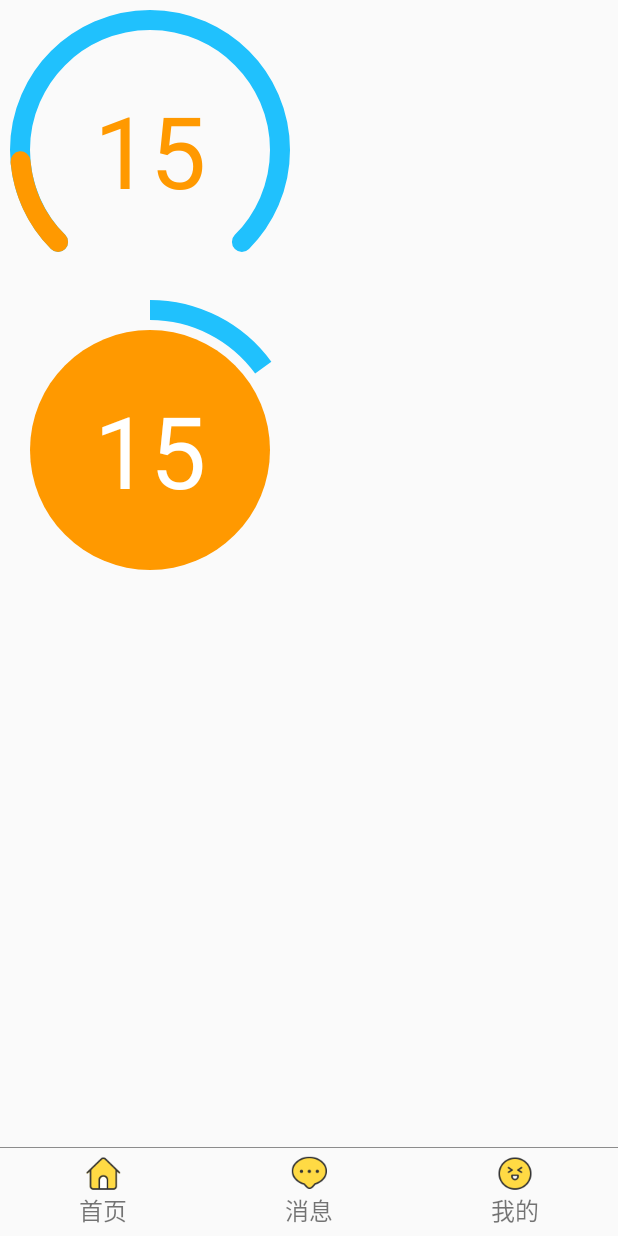
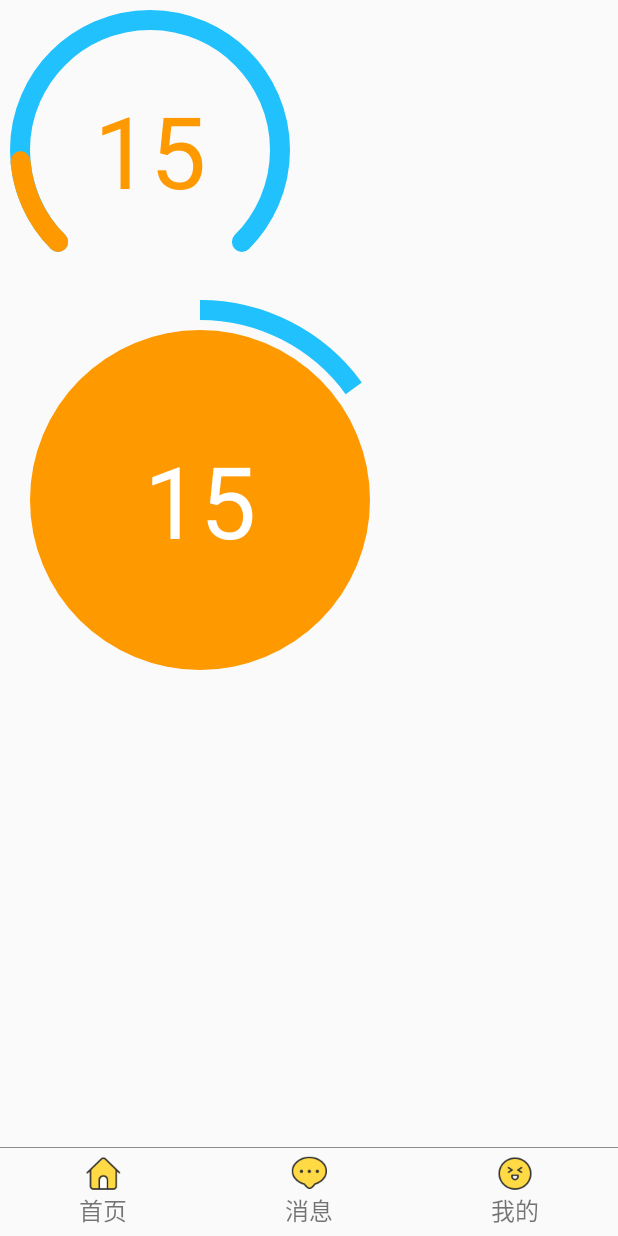
Before and after one commit to wjygg/ComponentBased, an Android app: the screen it shows after launch (HomeActivity), on a phone screen of 412 x 824 dp. Run offline under Robolectric (Android 15) with nearby library versions, the light colour scheme and no system bars; our stand-ins replace ButterKnife.

```diff
--- a/app/src/main/res/layout/fragment_home_layout.xml
+++ b/app/src/main/res/layout/fragment_home_layout.xml
@@ -17,10 +17,10 @@
        ></com.example.wangjingyun.componentbased.widget.QQView>
 
     <com.example.wangjingyun.componentbased.widget.CircularScaleDiagramView
-        android:layout_width="wrap_content"
+        android:layout_width="400px"
         app:CircularScaleDiagramViewArcWidth="20px"
         app:CircularScaleDiagramViewArcColor="@color/blue_30"
-        android:layout_height="wrap_content"
+        android:layout_height="400px"
         app:CircularScaleDiagramViewText="50"
         app:CircularScaleDiagramViewTextColor="@color/white"
         app:CircularScaleDiagramViewCircleColor="@color/orange"
```
Also changed, not shown: app/src/main/java/com/example/wangjingyun/componentbased/widget/TagView.java (added, +42 -0 lines).
